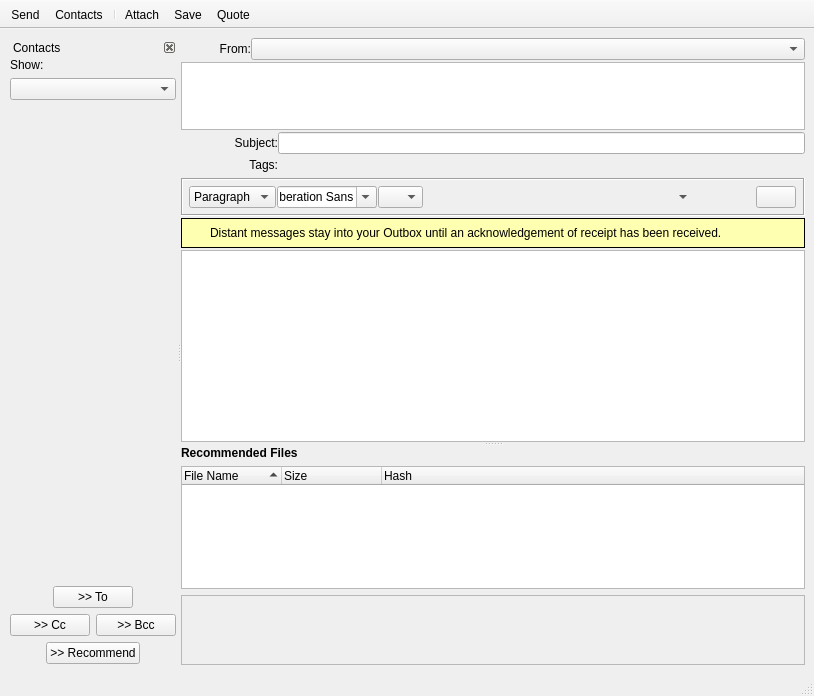
Before: the Qt Designer form retroshare-gui/src/gui/msgs/MessageComposer.ui in RetroShare/RetroShare, drawn with Qt 5.
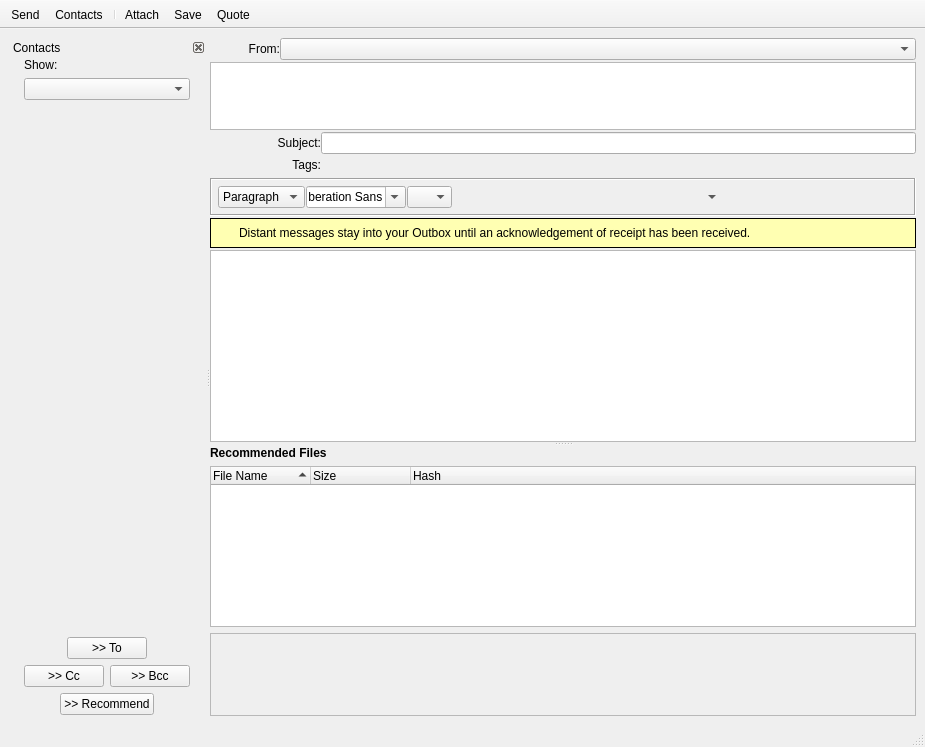
After: the same form once the commit is applied. Icons and pictures are not drawn. Custom widgets are drawn as their Qt base class.

Commit message: fixed icons in FriendSelectionWidget and MsgComposer. Also added disable/enable for From field depending on which type of recipient is used.

Diff of the .ui file:
```diff
--- a/retroshare-gui/src/gui/msgs/MessageComposer.ui
+++ b/retroshare-gui/src/gui/msgs/MessageComposer.ui
@@ -6,8 +6,8 @@
    <rect>
     <x>0</x>
     <y>0</y>
-    <width>814</width>
-    <height>696</height>
+    <width>925</width>
+    <height>747</height>
    </rect>
   </property>
   <property name="windowTitle">
@@ -577,7 +577,7 @@
                 </property>
                </widget>
               </item>
-              <item row="0" column="16">
+              <item row="0" column="15">
                <spacer>
                 <property name="orientation">
                  <enum>Qt::Horizontal</enum>
@@ -651,23 +651,6 @@
                 </property>
                </widget>
               </item>
-              <item row="0" column="14">
-               <widget class="QPushButton" name="signMessage_CB">
-                <property name="toolTip">
-                 <string>&lt;html&gt;&lt;head/&gt;&lt;body&gt;&lt;p&gt;Cryptographically sign message to distant peers. This is prevents intermediate peers to spoof your identity.&lt;/p&gt;&lt;/body&gt;&lt;/html&gt;</string>
-                </property>
-                <property name="text">
-                 <string/>
-                </property>
-                <property name="icon">
-                 <iconset resource="../images.qrc">
-                  <normaloff>:/images/stock_signature_ok.png</normaloff>:/images/stock_signature_ok.png</iconset>
-                </property>
-                <property name="checkable">
-                 <bool>true</bool>
-                </property>
-               </widget>
-              </item>
              </layout>
             </item>
            </layout>
```
Left out of the diff: 86 changed lines with no effect on the pictures. The commit also changes 3 other files.
